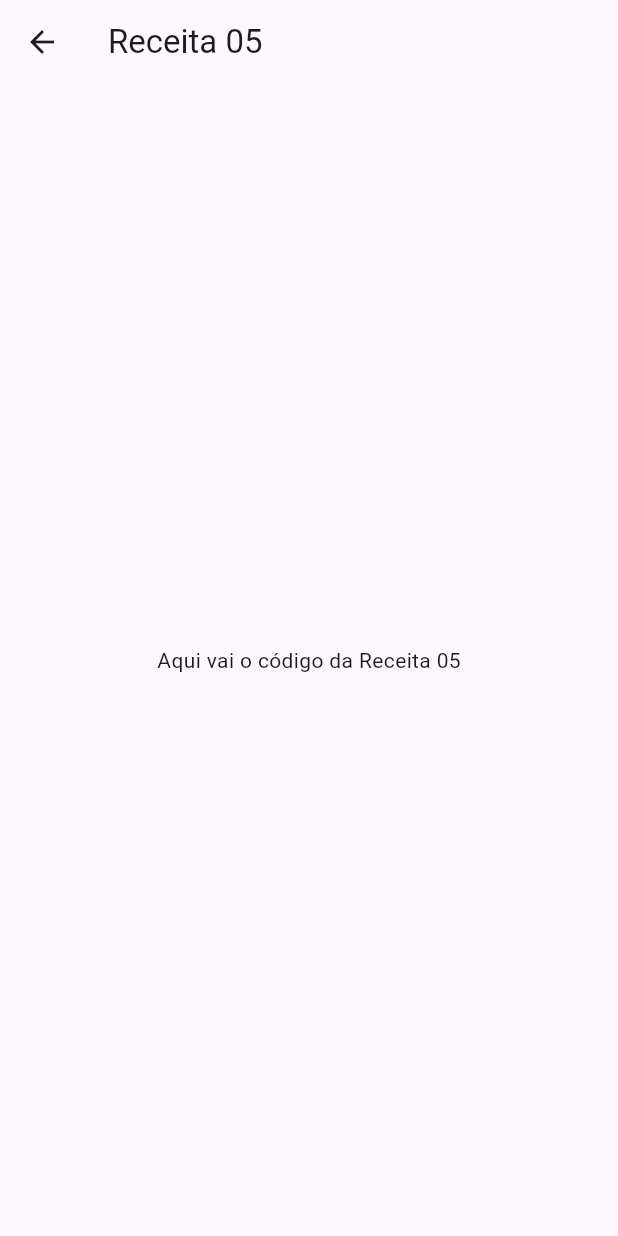
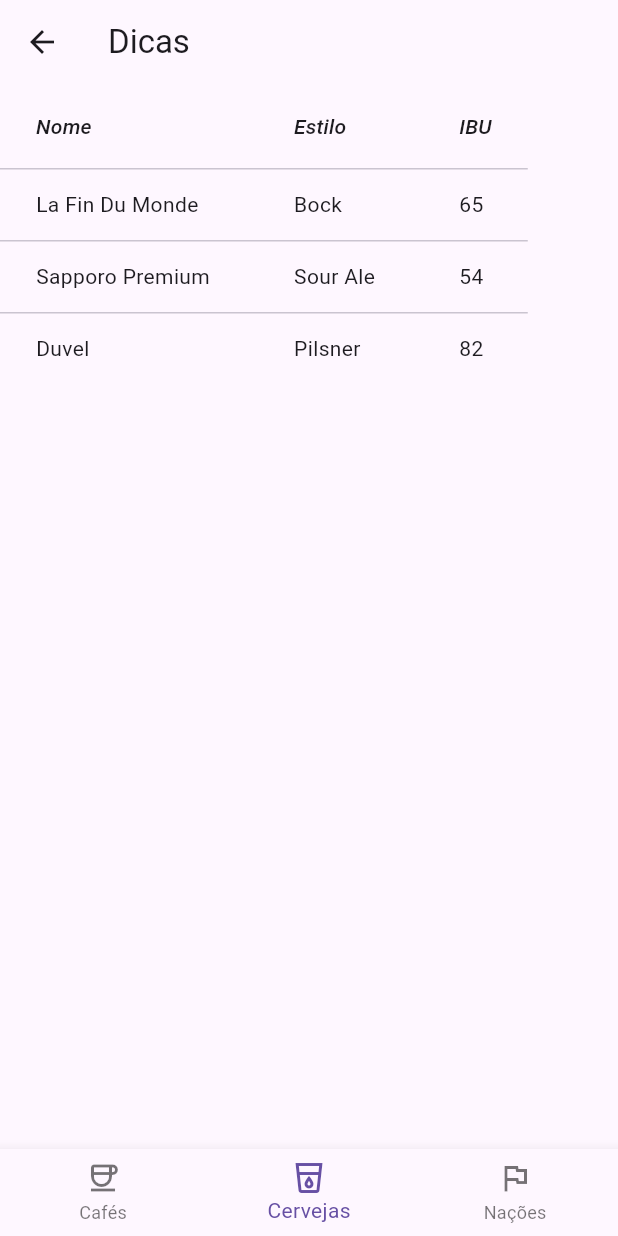
Before and after one commit to Diego-Axel/poo, a Flutter app: the Recipe05 screen opened directly, on a phone screen of 412 x 824 dp. Run offline on Flutter 3.47's test engine with Material 3 defaults, Android fonts, the phone set to English and light mode, and no system bars.

Commit message:
colocando o código da resolução da receita 05

```diff
--- a/lib/recipes/recipe05.dart
+++ b/lib/recipes/recipe05.dart
@@ -1,16 +1,97 @@
 import 'package:flutter/material.dart';
 
 class Recipe05 extends StatelessWidget {
-  const Recipe05({Key? key}) : super(key: key);
+  const Recipe05({super.key});
 
   @override
   Widget build(BuildContext context) {
+    var dataObjects = [
+      {"name": "La Fin Du Monde", "style": "Bock", "ibu": "65"},
+      {"name": "Sapporo Premium", "style": "Sour Ale", "ibu": "54"},
+      {"name": "Duvel", "style": "Pilsner", "ibu": "82"},
+    ];
+
     return Scaffold(
       appBar: AppBar(
-        title: const Text('Receita 05'),
+        title: const Text("Dicas"),
       ),
-      body: const Center(
-        child: Text('Aqui vai o código da Receita 05'),
+      body: DataTableWidget(jsonObjects: dataObjects),
+      bottomNavigationBar: const NewNavBar2(),
+    );
+  }
+}
+
+class NewNavBar2 extends StatefulWidget {
+  const NewNavBar2({super.key});
+
+  @override
+  State<NewNavBar2> createState() => _NewNavBar2State();
+}
+
+class _NewNavBar2State extends State<NewNavBar2> {
+  int selectedIndex = 1;
+
+  @override
+  Widget build(BuildContext context) {
+    return BottomNavigationBar(
+      onTap: (index) {
+        setState(() {
+          selectedIndex = index;
+        });
+      },
+      currentIndex: selectedIndex,
+      items: const [
+        BottomNavigationBarItem(
+          label: "Cafés",
+          icon: Icon(Icons.coffee_outlined),
+        ),
+        BottomNavigationBarItem(
+          label: "Cervejas",
+          icon: Icon(Icons.local_drink_outlined),
+        ),
+        BottomNavigationBarItem(
+          label: "Nações",
+          icon: Icon(Icons.flag_outlined),
+        ),
+      ],
+    );
+  }
+}
+
+class DataTableWidget extends StatelessWidget {
+  final List<Map<String, String>> jsonObjects;
+
+  const DataTableWidget({super.key, this.jsonObjects = const []});
+
+  @override
+  Widget build(BuildContext context) {
+    var columnNames = ["Nome", "Estilo", "IBU"];
+    var propertyNames = ["name", "style", "ibu"];
+
+    return SingleChildScrollView(
+      scrollDirection: Axis.vertical,
+      child: DataTable(
+        columns: columnNames
+            .map(
+              (name) => DataColumn(
+                label: Expanded(
+                  child: Text(
+                    name,
+                    style: const TextStyle(fontStyle: FontStyle.italic),
+                  ),
+                ),
+              ),
+            )
+            .toList(),
+        rows: jsonObjects
+            .map(
+              (obj) => DataRow(
+                cells: propertyNames
+                    .map((propName) => DataCell(Text(obj[propName] ?? "")))
+                    .toList(),
+              ),
+            )
+            .toList(),
       ),
     );
   }
```
